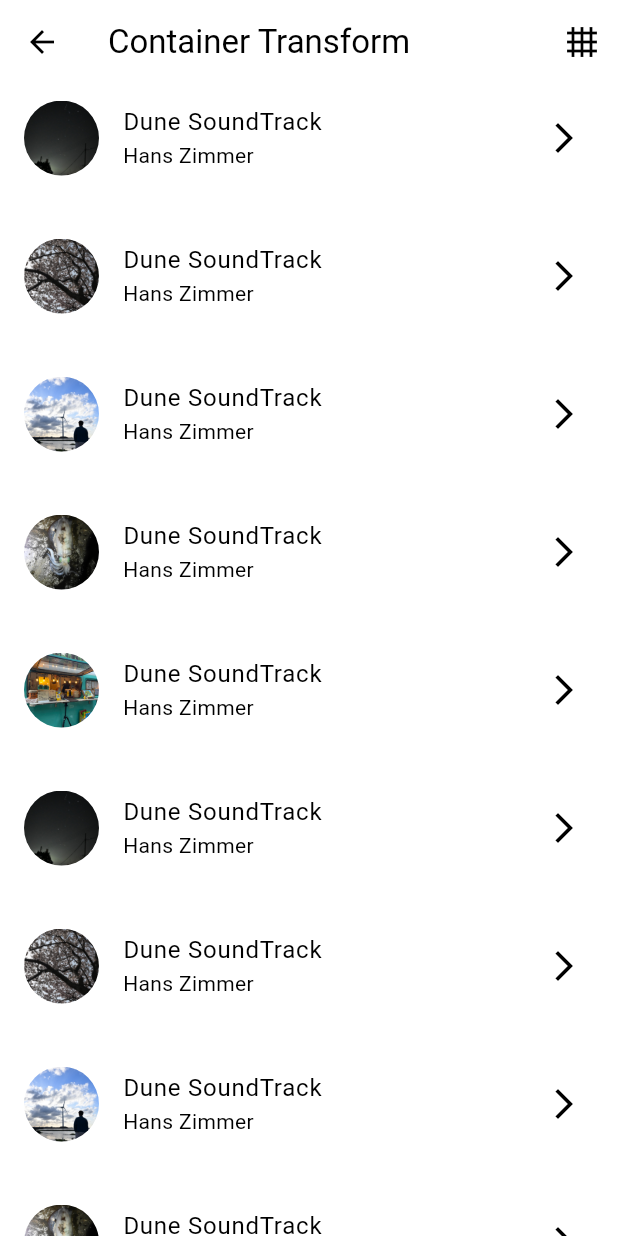
After one commit to Seungnyeong/flutter_masterclass_nomad, a Flutter app: the screen it shows after launch, after a tap on "Container Transform", on a phone screen of 412 x 824 dp. The commit adds this screen. Run offline on Flutter 3.47's test engine with Material 3 defaults, Android fonts, the phone set to English and light mode, and no system bars; our stand-ins replace lottie, rive.

Commit message:
Container Transform

```diff
--- /dev/null
+++ b/lib/screens/container_transform_screen.dart
@@ -0,0 +1,112 @@
+import 'package:animations/animations.dart';
+import 'package:flutter/material.dart';
+
+class ContainerTransformScreenState extends StatefulWidget {
+  const ContainerTransformScreenState({super.key});
+
+  @override
+  State<ContainerTransformScreenState> createState() =>
+      _ContainerTransformScreenStateState();
+}
+
+class _ContainerTransformScreenStateState
+    extends State<ContainerTransformScreenState> {
+  bool _isGrid = false;
+
+  void _toggleGrid() {
+    setState(() {
+      _isGrid = !_isGrid;
+    });
+  }
+
+  @override
+  Widget build(BuildContext context) {
+    return Scaffold(
+      appBar: AppBar(
+        title: const Text('Container Transform'),
+        actions: [
+          IconButton(
+            onPressed: _toggleGrid,
+            icon: const Icon(Icons.grid_4x4),
+          )
+        ],
+      ),
+      body: _isGrid
+          ? GridView.builder(
+              itemCount: 20,
+              gridDelegate: const SliverGridDelegateWithFixedCrossAxisCount(
+                  crossAxisCount: 2,
+                  mainAxisSpacing: 8,
+                  crossAxisSpacing: 9,
+                  childAspectRatio: 1 / 1.5),
+              itemBuilder: (context, index) => OpenContainer(
+                  transitionDuration: const Duration(seconds: 5),
+                  closedBuilder: (context, action) => Column(
+                        children: [
+                          Image.asset(
+                            "assets/covers/${(index % 5) + 1}.jpeg",
+                            fit: BoxFit.fitHeight,
+                          ),
+                          const Text("Dune SoundTrack"),
+                          const Text(
+                            "Hans Simmer ",
+                            style: TextStyle(fontSize: 14),
+                          )
+                        ],
+                      ),
+                  openBuilder: (context, action) =>
+                      DetailScreen(image: (index % 5) + 1)),
+            )
+          : ListView.separated(
+              itemBuilder: (context, index) => OpenContainer(
+                    closedElevation: 0,
+                    openElevation: 0,
+                    transitionDuration: const Duration(seconds: 5),
+                    openBuilder: (context, action) =>
+                        DetailScreen(image: (index % 5) + 1),
+                    closedBuilder: (context, action) => ListTile(
+                      leading: Container(
+                        width: 50,
+                        height: 50,
+                        decoration: BoxDecoration(
+                          shape: BoxShape.circle,
+                          image: DecorationImage(
+                            fit: BoxFit.cover,
+                            image: AssetImage(
+                                "assets/covers/${(index % 5) + 1}.jpeg"),
+                          ),
+                        ),
+                      ),
+                      title: const Text("Dune SoundTrack"),
+                      subtitle: const Text("Hans Zimmer"),
+                      trailing: const Icon(Icons.arrow_forward_ios),
+                    ),
+                  ),
+              separatorBuilder: (context, index) => const SizedBox(
+                    height: 20,
+                  ),
+              itemCount: 20),
+    );
+  }
+}
+
+class DetailScreen extends StatelessWidget {
+  final int image;
+  const DetailScreen({super.key, required this.image});
+
+  @override
+  Widget build(BuildContext context) {
+    return Scaffold(
+      appBar: AppBar(
+        title: const Text("Detail Screen"),
+      ),
+      body: Column(children: [
+        Image.asset("assets/covers/$image.jpeg"),
+        const Text(
+          "Detail Screen",
+          style: TextStyle(fontSize: 18),
+        )
+      ]),
+    );
+  }
+}
--- a/lib/screens/menu_screen.dart
+++ b/lib/screens/menu_screen.dart
@@ -1,5 +1,6 @@
 import 'package:flutter/material.dart';
 import 'package:flutter_animations_masterclass/screens/apple_watch_screen.dart';
+import 'package:flutter_animations_masterclass/screens/container_transform_screen.dart';
 import 'package:flutter_animations_masterclass/screens/explict_animations_screen.dart';
 import 'package:flutter_animations_masterclass/screens/implicit_anmiations_screen.dart';
 import 'package:flutter_animations_masterclass/screens/music_player_screen.dart';
@@ -58,6 +59,12 @@ class MenuScreen extends StatelessWidget {
             },
             child: const Text('Rive'),
           ),
+          ElevatedButton(
+            onPressed: () {
+              _goToPage(context, const ContainerTransformScreenState());
+            },
+            child: const Text('Container Transform'),
+          ),
         ],
       )),
     );
--- a/pubspec.yaml
+++ b/pubspec.yaml
@@ -36,7 +36,7 @@ dependencies:
   # Use with the CupertinoIcons class for iOS style icons.
   cupertino_icons: ^1.0.2
   rive: ^0.12.4
-
+  animations: ^2.0.11
 dev_dependencies:
   flutter_test:
     sdk: flutter
```
Also changed, not shown: pubspec.lock.
